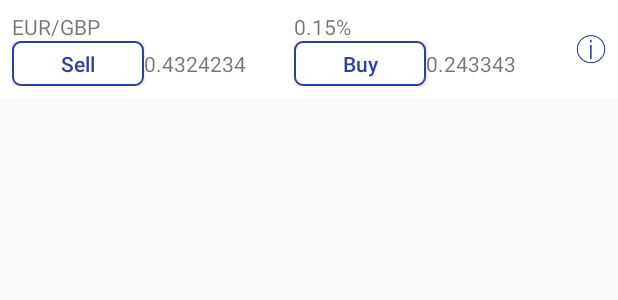
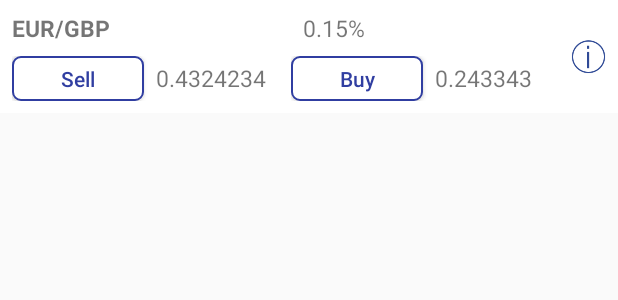
Before and after one commit to vladimirdimovprimeholding/plus500asg, an Android app: the layout fragment_item.xml on its own in the app's theme, with its tools: preview values and no code run, on a phone screen of 412 x 824 dp. Shown: the top 300 px of the screen. Run offline under Robolectric (Android 15) with nearby library versions, the phone set to English and light mode, and no system bars.

Commit message:
Leave some comments

```diff
--- a/app/src/main/res/layout/fragment_item.xml
+++ b/app/src/main/res/layout/fragment_item.xml
@@ -4,8 +4,9 @@
               android:layout_height="wrap_content"
               android:orientation="horizontal"
               android:background="@color/colorWhite"
-              android:padding="8dp">
+              android:padding="@dimen/list_item_padding">
 
+    <!-- First column container -->
     <LinearLayout
             android:layout_weight="1"
             android:orientation="vertical"
@@ -15,7 +16,7 @@
                 android:id="@+id/pair"
                 android:layout_width="wrap_content"
                 android:layout_height="wrap_content"
-                style="ListPairText"
+                style="@style/ListPairText"
                 android:text="EUR/GBP"/>
 
         <LinearLayout
@@ -24,7 +25,7 @@
                 android:orientation="horizontal">
             <Button
                     android:layout_width="wrap_content"
-                    android:layout_height="30dp"
+                    android:layout_height="@dimen/list_item_button_height"
                     style="@style/ListItemButton"
                     android:text="@string/sell"/>
 
@@ -33,9 +34,11 @@
                     android:layout_width="wrap_content"
                     android:layout_height="wrap_content"
                     android:text="0.4324234"
-                    style="ListDigitsText"/>
+                    style="@style/ListDigitsText"/>
         </LinearLayout>
     </LinearLayout>
+
+    <!-- Second column container-->
     <LinearLayout
             android:layout_weight="1"
             android:orientation="vertical"
@@ -46,14 +49,14 @@
                 android:layout_width="wrap_content"
                 android:layout_height="wrap_content"
                 android:text="0.15%"
-                style="ListDigitsText"/>
+                style="@style/ListDigitsText"/>
         <LinearLayout
                 android:layout_width="match_parent"
                 android:layout_height="wrap_content"
                 android:orientation="horizontal">
             <Button
                     android:layout_width="wrap_content"
-                    android:layout_height="30dp"
+                    android:layout_height="@dimen/list_item_button_height"
                     style="@style/ListItemButton"
                     android:text="@string/buy"/>
 
@@ -62,16 +65,14 @@
                     android:layout_width="wrap_content"
                     android:layout_height="wrap_content"
                     android:text="0.243343"
-                    style="ListDigitsText"/>
+                    style="@style/ListDigitsText"/>
         </LinearLayout>
     </LinearLayout>
 
+    <!-- Third column (Info button)-->
     <ImageButton
-            android:layout_gravity="center"
-            android:layout_width="20dp"
-            android:layout_height="20dp"
+            android:layout_width="@dimen/list_image_size"
+            android:layout_height="@dimen/list_image_size"
             android:layout_weight="0"
-            android:background="@null"
-            android:scaleType="fitXY"
-            android:src="@drawable/ic_info"/>
+            style="@style/ListInfoButton"/>
 </LinearLayout>
--- a/app/src/main/res/values/dimens.xml
+++ b/app/src/main/res/values/dimens.xml
@@ -21,8 +21,11 @@
     <dimen name="buysell_edittext_height">40dp</dimen>
 
     <!-- List -->
+    <dimen name="list_item_padding">8dp</dimen>
+    <dimen name="list_item_button_height">30dp</dimen>
     <dimen name="list_top_margins">8dp</dimen>
     <dimen name="list_bottom_margins">8dp</dimen>
     <dimen name="list_side_margins">8dp</dimen>
+    <dimen name="list_image_size">23dp</dimen>
 
 </resources>
--- a/app/src/main/res/values/styles.xml
+++ b/app/src/main/res/values/styles.xml
@@ -128,4 +128,11 @@
         <!-- leave this for future customizations -->
     </style>
 
+    <style name="ListInfoButton" parent="DefaultImage">
+        <item name="android:src">@drawable/ic_info</item>
+        <item name="android:scaleType">fitXY</item>
+        <item name="android:layout_gravity">center</item>
+        <item name="android:background">@null</item>
+    </style>
+
 </resources>
```
Also changed, not shown: app/src/main/res/layout/fragment_buy_sell.xml (+13 -0 lines).
